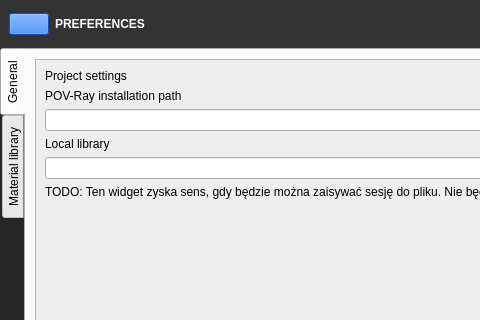
Qt form QChromosome/preferences.ui (Michalaq/ChromosomeVisualizer) before a commit; both pictures show x 0 to 480 and y 0 to 320 of the 800 by 600 pixel window.
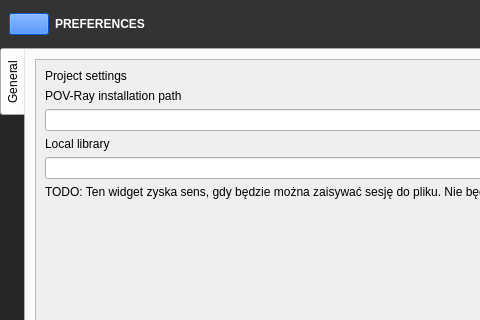
The same form after that commit. Icons and pictures are not drawn. Custom widgets are drawn as their Qt base class.

Commit message: Implemented drags from material browser

```diff
--- a/QChromosome/preferences.ui
+++ b/QChromosome/preferences.ui
@@ -226,11 +226,6 @@
        </item>
       </layout>
      </widget>
-     <widget class="QWidget" name="tab_2">
-      <attribute name="title">
-       <string>Material library</string>
-      </attribute>
-     </widget>
     </widget>
    </item>
   </layout>
```
The commit also changes 6 other files.
